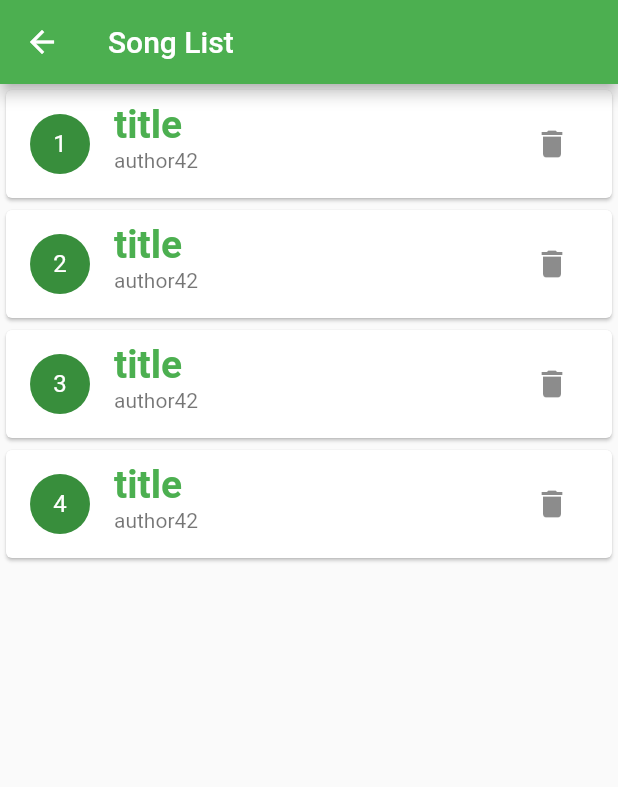
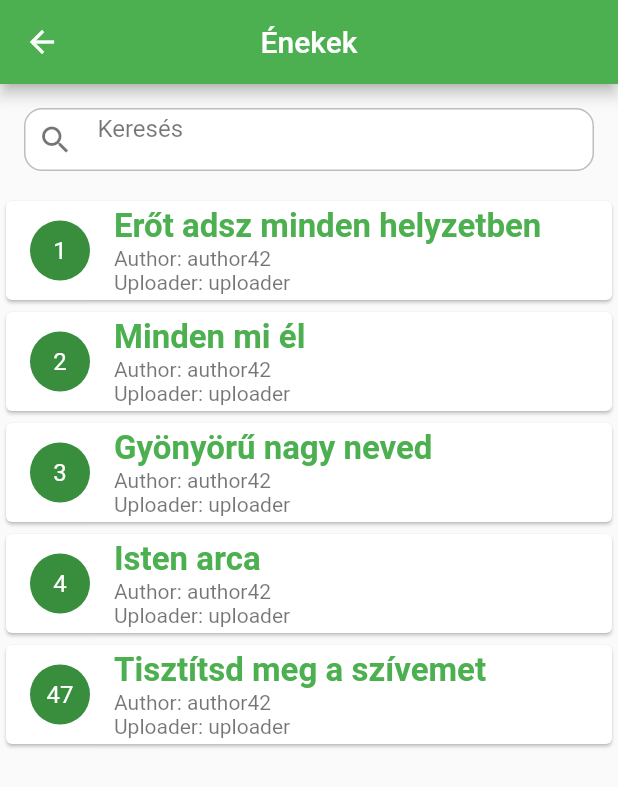
Before and after one commit to MeguRobert/Songbook, a Flutter app: the SongList screen opened directly, on a phone screen of 412 x 824 dp. Shown: the top 787 px of the screen. Run offline on Flutter 3.47's test engine with Material 2 defaults, Android fonts, the phone set to English and light mode, and no system bars.

Commit message:
created songlist page with scalable songs and searchbar

```diff
--- a/lib/main.dart
+++ b/lib/main.dart
@@ -1,9 +1,7 @@
 import 'package:flutter/material.dart';
-import 'package:hello_word/pages/choose_location.dart';
 import 'package:hello_word/pages/home.dart';
 import 'package:hello_word/pages/loading.dart';
-import 'song.dart';
-import 'song_card.dart';
+import 'package:hello_word/pages/song_list.dart';
 
 void main() {
   runApp(const MyApp());
@@ -22,48 +20,12 @@ class MyApp extends StatelessWidget {
           visualDensity: VisualDensity.adaptivePlatformDensity,
         ),
         // home: const MyHomePage(title: 'Flutter Demo Home Page'),
-        initialRoute: '/home',
+        initialRoute: '/songlist',
         routes: {
           '/': (BuildContext context) => Loading(),
           '/home': (BuildContext context) => Home(),
-          '/location': (BuildContext context) => ChooseLocation(),
+          '/songlist': (BuildContext context) => SongList(),
         });
-  }
-}
-
-class SongList extends StatefulWidget {
-  const SongList({Key? key}) : super(key: key);
-
-  @override
-  _SongListState createState() => _SongListState();
-}
-
-class _SongListState extends State<SongList> {
-  List<Song> songs = [
-    Song(id: 1, title: "title", content: "content1", author: "author42"),
-    Song(id: 2, title: "title", content: "content1", author: "author42"),
-    Song(id: 3, title: "title", content: "content1", author: "author42"),
-    Song(id: 4, title: "title", content: "content1", author: "author42"),
-  ];
-
-  @override
-  Widget build(BuildContext context) {
-    return Scaffold(
-      appBar: AppBar(
-        title: const Text('Song List'),
-      ),
-      body: Column(
-          children: songs
-              .map((song) => SongCard(
-                    song: song,
-                    callback: () {
-                      setState(() {
-                        songs.remove(song);
-                      });
-                    },
-                  ))
-              .toList()),
-    );
   }
 }
 
--- a/lib/song.dart
+++ b/lib/models/song.dart
@@ -2,11 +2,13 @@ class Song {
   String title;
   String content;
   String author;
+  String uploader;
   int id = 0;
 
   Song(
       {required this.id,
       required this.title,
       required this.content,
+      required this.uploader,
       required this.author});
 }
--- a/lib/pages/choose_location.dart
+++ /dev/null
@@ -1,23 +0,0 @@
-import 'package:flutter/material.dart';
-
-class ChooseLocation extends StatefulWidget {
-  const ChooseLocation({Key? key}) : super(key: key);
-
-  @override
-  _ChooseLocationState createState() => _ChooseLocationState();
-}
-
-class _ChooseLocationState extends State<ChooseLocation> {
-  @override
-  Widget build(BuildContext context) {
-    return Scaffold(
-      appBar: AppBar(
-        backgroundColor: Colors.green[900],
-        title: Text('Choose a Location'),
-      ),
-      body: Center(
-        child: Text('Choose Location'),
-      ),
-    );
-  }
-}
--- a/lib/pages/home.dart
+++ b/lib/pages/home.dart
@@ -19,7 +19,7 @@ class _HomeState extends State<Home> {
         child: Column(
           mainAxisAlignment: MainAxisAlignment.center,
           children: <Widget>[
-            Text(
+            const Text(
               'Home',
               style: TextStyle(fontSize: 30),
             ),
@@ -27,8 +27,8 @@ class _HomeState extends State<Home> {
               child: Row(
                 mainAxisAlignment: MainAxisAlignment.center,
                 children: [
-                  Text("Edit location"),
-                  Icon(Icons.edit_location),
+                  const Text("Edit location"),
+                  const Icon(Icons.edit_location),
                 ],
               ),
               onPressed: () {
--- /dev/null
+++ b/lib/pages/song_details.dart
@@ -0,0 +1,26 @@
+import 'package:flutter/material.dart';
+import 'package:hello_word/models/song.dart';
+
+class SongDetail extends StatefulWidget {
+  const SongDetail({Key? key, required this.song}) : super(key: key);
+
+  final Song song;
+
+  @override
+  State<SongDetail> createState() => _SongDetailState();
+}
+
+class _SongDetailState extends State<SongDetail> {
+  @override
+  Widget build(BuildContext context) {
+    return Scaffold(
+      appBar: AppBar(
+        title: Text(widget.song.title),
+        centerTitle: true,
+      ),
+      body: Center(
+        child: Text(widget.song.content),
+      ),
+    );
+  }
+}
--- /dev/null
+++ b/lib/pages/song_list.dart
@@ -0,0 +1,120 @@
+import 'package:flutter/material.dart';
+import 'package:hello_word/pages/song_details.dart';
+
+import '../models/song.dart';
+import '../widgets/search_widget.dart';
+import '../widgets/song_card.dart';
+
+class SongList extends StatefulWidget {
+  const SongList({Key? key}) : super(key: key);
+
+  @override
+  _SongListState createState() => _SongListState();
+}
+
+class _SongListState extends State<SongList> {
+  List<Song> songs = [];
+  List<Song> allSongs = [
+    Song(
+        id: 1,
+        title: "Erőt adsz minden helyzetben",
+        content: "content1",
+        author: "author42",
+        uploader: "uploader"),
+    Song(
+        id: 2,
+        title: "Minden mi él",
+        content: "content1",
+        author: "author42",
+        uploader: "uploader"),
+    Song(
+        id: 3,
+        title: "Gyönyörű nagy neved",
+        content: "content1",
+        author: "author42",
+        uploader: "uploader"),
+    Song(
+        id: 4,
+        title: "Isten arca",
+        content: "content1",
+        author: "author42",
+        uploader: "uploader"),
+    Song(
+        id: 47,
+        title: "Tisztítsd meg a szívemet",
+        content: "content1",
+        author: "author42",
+        uploader: "uploader"),
+  ];
+  String query = '';
+
+  @override
+  void initState() {
+    super.initState();
+    songs = allSongs;
+  }
+
+  @override
+  Widget build(BuildContext context) {
+    return Scaffold(
+      appBar: AppBar(
+        title: const Text('Énekek'),
+        centerTitle: true,
+      ),
+      body: Column(
+        children: [
+          buildSearchBar(),
+          Expanded(
+            child: ListView.builder(
+              itemCount: songs.length,
+              itemBuilder: (context, index) {
+                final song = songs[index];
+                return SongCard(
+                  song: song,
+                  onDelete: () {
+                    setState(() {
+                      songs.remove(song);
+                    });
+                  },
+                  onClick: () {
+                    Navigator.push(
+                      context,
+                      MaterialPageRoute(
+                          builder: (context) => SongDetail(song: song)),
+                    );
+                  },
+                );
+              },
+            ),
+          ),
+        ],
+      ),
+    );
+  }
+
+  Widget buildSearchBar() => SearchWidget(
+        text: query,
+        hintText: "Keresés",
+        onChanged: searchSong,
+      );
+
+  void searchSong(String query) {
+    final queriedSongs = allSongs.where((book) {
+      final number = book.id.toString();
+      final titleLower = book.title.toLowerCase();
+      final authorLower = book.author.toLowerCase();
+      final searchLower = query.toLowerCase();
+      final uploaderLower = book.uploader.toLowerCase();
+
+      return titleLower.contains(searchLower) ||
+          authorLower.startsWith(searchLower) ||
+          uploaderLower.startsWith(searchLower) ||
+          number.startsWith(searchLower);
+    }).toList();
+
+    setState(() {
+      this.query = query;
+      songs = queriedSongs;
+    });
+  }
+}
--- a/lib/song_card.dart
+++ /dev/null
@@ -1,29 +0,0 @@
-import 'package:flutter/material.dart';
-import 'song.dart';
-
-class SongCard extends StatelessWidget {
-  final Song song;
-  final Function callback;
-
-  const SongCard({Key? key, required this.song, required this.callback})
-      : super(key: key);
-
-  @override
-  Widget build(BuildContext context) {
-    return Card(
-      child: ListTile(
-        title: Text(song.title,
-            style: const TextStyle(
-                fontSize: 26,
-                fontWeight: FontWeight.bold,
-                color: Colors.green)),
-        subtitle: Text(song.author),
-        leading: CircleAvatar(child: Text("${song.id}")),
-        trailing: IconButton(
-          icon: const Icon(Icons.delete),
-          onPressed: () => callback(),
-        ),
-      ),
-    );
-  }
-}
--- /dev/null
+++ b/lib/widgets/search_widget.dart
@@ -0,0 +1,60 @@
+import 'package:flutter/material.dart';
+
+class SearchWidget extends StatefulWidget {
+  final String text;
+  final ValueChanged<String> onChanged;
+  final String hintText;
+
+  const SearchWidget({
+    Key? key,
+    required this.text,
+    required this.onChanged,
+    required this.hintText,
+  }) : super(key: key);
+
+  @override
+  _SearchWidgetState createState() => _SearchWidgetState();
+}
+
+class _SearchWidgetState extends State<SearchWidget> {
+  final controller = TextEditingController();
+
+  @override
+  Widget build(BuildContext context) {
+    const styleActive = TextStyle(color: Colors.black);
+    const styleHint = TextStyle(color: Colors.black54);
+    final style = widget.text.isEmpty ? styleHint : styleActive;
+
+    return Container(
+      height: 42,
+      margin: const EdgeInsets.fromLTRB(16, 16, 16, 16),
+      decoration: BoxDecoration(
+        borderRadius: BorderRadius.circular(12),
+        color: Colors.white,
+        border: Border.all(color: Colors.black26),
+      ),
+      padding: const EdgeInsets.all(8),
+      child: TextField(
+        controller: controller,
+        decoration: InputDecoration(
+          icon: Icon(Icons.search, color: style.color),
+          suffixIcon: widget.text.isNotEmpty
+              ? GestureDetector(
+                  child: Icon(Icons.close, color: style.color),
+                  onTap: () {
+                    controller.clear();
+                    widget.onChanged('');
+                    FocusScope.of(context).requestFocus(FocusNode());
+                  },
+                )
+              : null,
+          hintText: widget.hintText,
+          hintStyle: style,
+          border: InputBorder.none,
+        ),
+        style: style,
+        onChanged: widget.onChanged,
+      ),
+    );
+  }
+}
--- /dev/null
+++ b/lib/widgets/song_card.dart
@@ -0,0 +1,46 @@
+import 'package:flutter/material.dart';
+import '../models/song.dart';
+
+class SongCard extends StatelessWidget {
+  final Song song;
+  final Function onDelete;
+  final Function onClick;
+
+  const SongCard(
+      {Key? key,
+      required this.song,
+      required this.onDelete,
+      required this.onClick})
+      : super(key: key);
+
+  @override
+  Widget build(BuildContext context) {
+    return GestureDetector(
+      onTap: () => onClick(),
+      child: Card(
+        child: ListTile(
+          title: Text(song.title,
+              overflow: TextOverflow.ellipsis,
+              style: const TextStyle(
+                  fontSize: 22,
+                  fontWeight: FontWeight.bold,
+                  color: Colors.green)),
+          subtitle: Column(
+            children: [
+              Text("Author: ${song.author}"),
+              Text("Uploader: ${song.uploader}")
+            ],
+            mainAxisAlignment: MainAxisAlignment.spaceBetween,
+            crossAxisAlignment: CrossAxisAlignment.start,
+          ),
+          leading: CircleAvatar(
+              child: Text("${song.id}", style: const TextStyle(fontSize: 16))),
+          // trailing: IconButton(
+          //   icon: const Icon(Icons.delete),
+          //   onPressed: () => callback(),
+          // ),
+        ),
+      ),
+    );
+  }
+}
--- a/pubspec.yaml
+++ b/pubspec.yaml
@@ -34,6 +34,7 @@ dependencies:
   # The following adds the Cupertino Icons font to your application.
   # Use with the CupertinoIcons class for iOS style icons.
   cupertino_icons: ^1.0.2
+  flutter_quill: ^4.0.9
 
 dev_dependencies:
   flutter_test:
```
Also changed, not shown: pubspec.lock, 2 other files.
